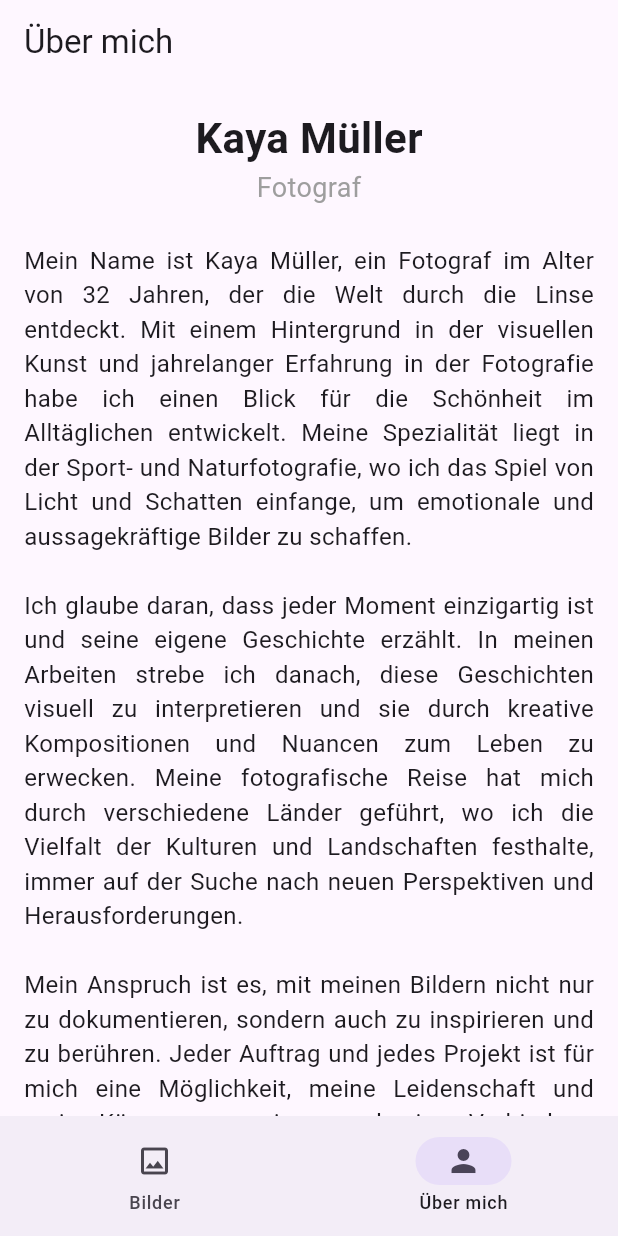
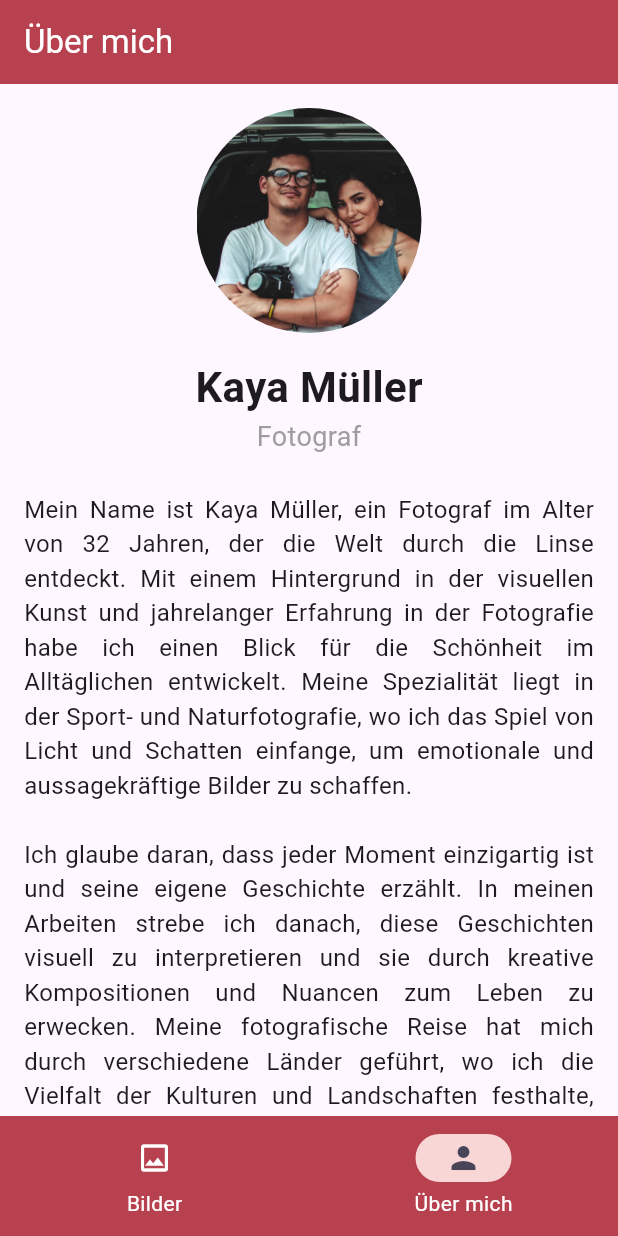
Before and after one commit to ASahinoglu/my_gallery_app, a Flutter app: the screen it shows after launch, item 2 of the bottom bar chosen, on a phone screen of 412 x 824 dp. Run offline on Flutter 3.47's test engine with Material 3 defaults, Android fonts, the phone set to English and light mode, and no system bars.

Commit message:
added profilbild and color changes

```diff
--- a/lib/main.dart
+++ b/lib/main.dart
@@ -14,10 +14,14 @@ class MyApp extends StatelessWidget {
     return MaterialApp(
       title: 'My Gallery App',
       theme: ThemeData(
-        // 'useMaterial3: true' ist für NavigationBar empfohlen
         useMaterial3: true,
         primarySwatch: Colors.red,
         visualDensity: VisualDensity.adaptivePlatformDensity,
+        appBarTheme: const AppBarTheme(
+          //backgroundColor: Color.fromARGB(255, 110, 22, 16),
+          backgroundColor: Color(0xFFB7414F),
+          foregroundColor: Colors.white,
+        ),
       ),
       home: const MainScreen(),
     );
@@ -53,10 +57,18 @@ class _MainScreenState extends State<MainScreen> {
       bottomNavigationBar: NavigationBar(
         selectedIndex: _selectedIndex,
         onDestinationSelected: _onItemTapped,
+        backgroundColor: const Color(0xFFB7414F),
+        indicatorColor: const Color(0xFFF9D6D6),
+        labelBehavior: NavigationDestinationLabelBehavior.alwaysShow,
+        labelTextStyle: WidgetStateProperty.all(
+          const TextStyle(color: Colors.white),
+        ),
+
         destinations: const <NavigationDestination>[
           NavigationDestination(
             icon: Icon(
               Icons.photo_outlined,
+              color: Colors.white,
             ), // Outline-Icon für nicht ausgewählt
             selectedIcon: Icon(Icons.photo), // Ausgewählter Icon
             label: 'Bilder',
@@ -64,6 +76,7 @@ class _MainScreenState extends State<MainScreen> {
           NavigationDestination(
             icon: Icon(
               Icons.person_outline,
+              color: Colors.white,
             ), // Outline-Icon für nicht ausgewählt
             selectedIcon: Icon(Icons.person), // Ausgewählter Icon
             label: 'Über mich',
--- a/lib/screens/about_screen.dart
+++ b/lib/screens/about_screen.dart
@@ -12,6 +12,18 @@ class AboutScreen extends StatelessWidget {
         child: Column(
           crossAxisAlignment: CrossAxisAlignment.center,
           children: [
+            //Profilbild
+            Center(
+              child: ClipOval(
+                child: Image.asset(
+                  'assets/images/kaya.jpeg',
+                  width: 150,
+                  height: 150,
+                  fit: BoxFit.cover,
+                ),
+              ),
+            ),
+            const SizedBox(height: 16.0),
             const Text(
               'Kaya Müller',
               style: TextStyle(fontSize: 28.0, fontWeight: FontWeight.bold),
```
